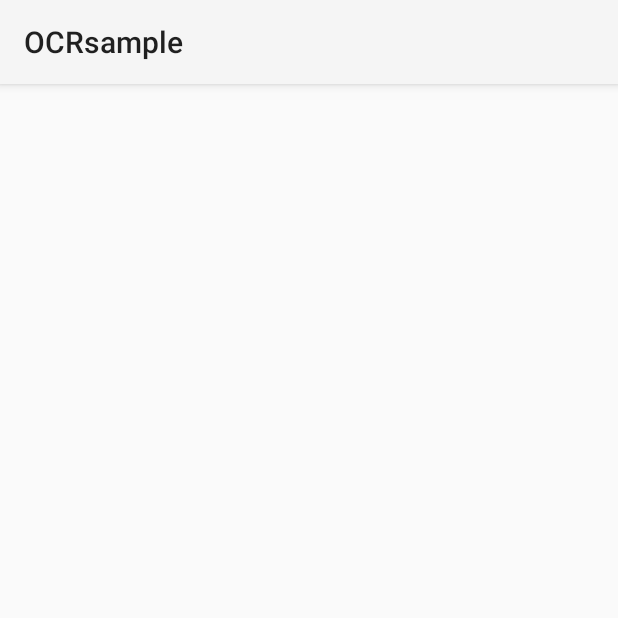
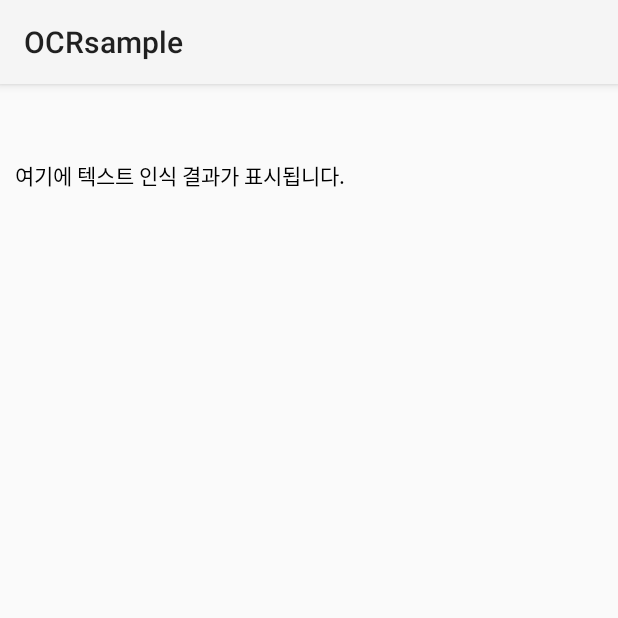
Before and after one commit to seul-bi-keem/ocrsamples, an Android app: the CardioActivity screen opened directly, with no data from a screen before it, on a phone screen of 412 x 824 dp, the top half of it. Run offline under Robolectric (Android 15) with nearby library versions, the light colour scheme and no system bars; libraries missing offline, so code that uses them is left out: io.card.payment; 3 statements that could not run were skipped.

Commit message:
레이아웃 수정

```diff
--- a/app/src/main/res/layout/activity_cardio.xml
+++ b/app/src/main/res/layout/activity_cardio.xml
@@ -18,18 +18,24 @@
                 android:id="@+id/result_image"
                 android:layout_width="match_parent"
                 android:layout_height="wrap_content"
+                android:padding="10dp"
                 app:layout_constraintTop_toTopOf="parent" />
 
             <androidx.appcompat.widget.AppCompatImageView
                 android:id="@+id/result_type_image"
                 android:layout_width="match_parent"
                 android:layout_height="wrap_content"
+                android:padding="10dp"
                 app:layout_constraintTop_toBottomOf="@id/result_image" />
 
             <androidx.appcompat.widget.AppCompatTextView
                 android:id="@+id/result_label"
                 android:layout_width="match_parent"
                 android:layout_height="wrap_content"
+                android:text="여기에 텍스트 인식 결과가 표시됩니다."
+                android:padding="10dp"
+                android:textSize="14sp"
+                android:textColor="@color/black"
                 app:layout_constraintTop_toBottomOf="@id/result_type_image" />
 
         </androidx.constraintlayout.widget.ConstraintLayout>
--- a/app/src/main/res/layout/activity_mlkit.xml
+++ b/app/src/main/res/layout/activity_mlkit.xml
@@ -19,8 +19,10 @@
         android:id="@+id/textView"
         android:layout_width="match_parent"
         android:layout_height="0dp"
+        android:padding="10dp"
         android:text="여기에 텍스트 인식 결과가 표시됩니다."
-        android:textSize="18sp"
+        android:textSize="14sp"
+        android:textColor="@color/black"
         app:layout_constraintBottom_toBottomOf="parent"
         app:layout_constraintTop_toBottomOf="@id/preview"
         app:layout_constraintVertical_weight="0.4" />
```
